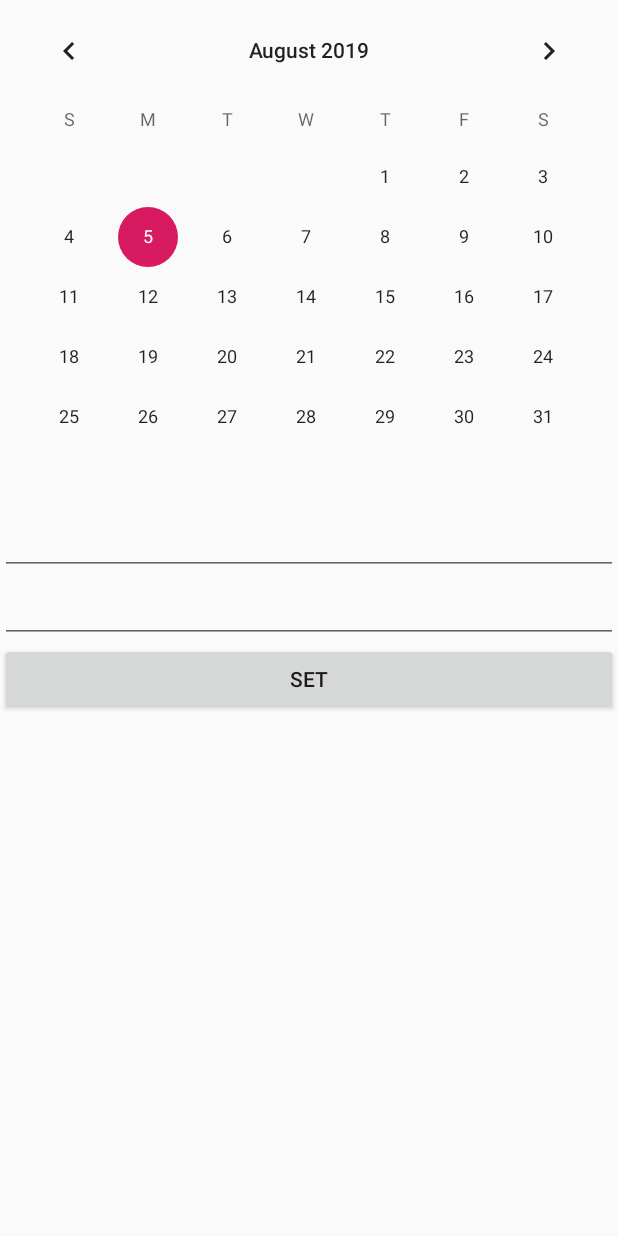
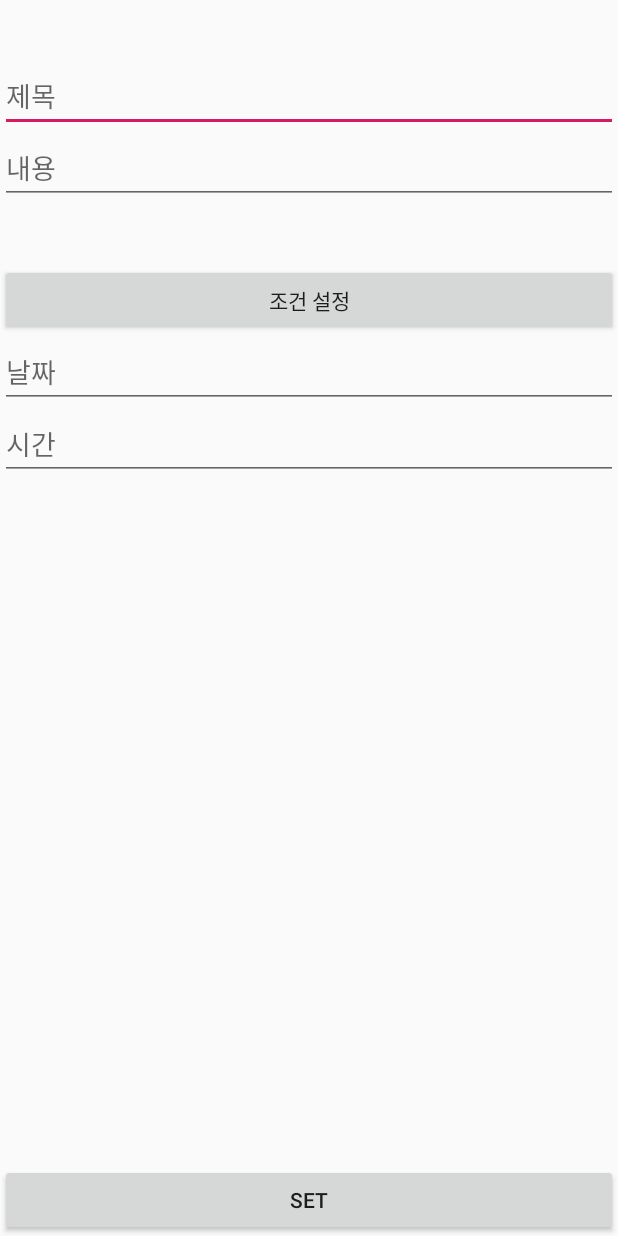
Before and after one commit to Eungu-Kwon/Notice-app, an Android app: the screen it shows after launch (AlarmSettingActivity), after a tap on "설정", on a phone screen of 412 x 824 dp. Run offline under Robolectric (Android 15) with nearby library versions, the phone set to English and light mode, and no system bars.

Commit message:
(8/5) Add SetAlarm page

```diff
--- a/app/src/main/java/com/eungu/notice/MainActivity.java
+++ b/app/src/main/java/com/eungu/notice/MainActivity.java
@@ -54,12 +54,13 @@ public class MainActivity extends AppCompatActivity {
                     stopService(main_service);
             }
         });
-        setList();
 
         list = new ArrayList<>();
-        AlarmListItem item = new AlarmListItem();
-        item.setTitle( "번째");
-        list.add(item);
+        for(int i = 1; i <= 20; i++){
+            AlarmListItem item = new AlarmListItem();
+            item.setTitle(i + "번째");
+            list.add(item);
+        }
         RecyclerView recyclerView = findViewById(R.id.alarmlist);
         recyclerView.setLayoutManager(new LinearLayoutManager(this));
 
@@ -74,11 +75,7 @@ public class MainActivity extends AppCompatActivity {
     }
 
     void setList(){
-        for(int i = 1; i <= 17; i++){
-            AlarmListItem item = new AlarmListItem();
-            item.setTitle(i + "번째");
-            list.add(item);
-        }
+
 
         listAdapter.notifyDataSetChanged();
     }
--- a/app/src/main/res/layout/setting_alarm.xml
+++ b/app/src/main/res/layout/setting_alarm.xml
@@ -1,35 +1,62 @@
 <?xml version="1.0" encoding="utf-8"?>
-<LinearLayout xmlns:android="http://schemas.android.com/apk/res/android"
+<RelativeLayout xmlns:android="http://schemas.android.com/apk/res/android"
     xmlns:app="http://schemas.android.com/apk/res-auto"
     xmlns:tools="http://schemas.android.com/tools"
-    android:orientation="vertical" android:layout_width="match_parent"
-    android:layout_height="match_parent">
+    android:layout_width="match_parent"
+    android:layout_height="match_parent"
+    android:orientation="vertical">
 
-    <CalendarView
-        android:id="@+id/calendarView"
+    <EditText
+        android:id="@+id/title_text"
         android:layout_width="match_parent"
-        android:layout_height="wrap_content" />
+        android:layout_height="wrap_content"
+        android:ems="10"
+        android:inputType="textPersonName"
+        android:layout_marginTop="40dp"
+        android:hint="제목" />
+
+    <EditText
+        android:id="@+id/content_text"
+        android:layout_width="match_parent"
+        android:layout_height="wrap_content"
+        android:ems="10"
+        android:inputType="textPersonName"
+        android:layout_below="@+id/title_text"
+        android:hint="내용" />
+
+    <Button
+        android:id="@+id/set_condition_btn"
+        android:layout_width="match_parent"
+        android:layout_height="wrap_content"
+        android:layout_below="@+id/content_text"
+        android:layout_marginTop="40dp"
+        android:text="조건 설정" />
 
     <EditText
         android:id="@+id/date_input"
         android:layout_width="match_parent"
         android:layout_height="wrap_content"
         android:ems="10"
+        android:focusable="false"
         android:inputType="none"
-        android:focusable="false"/>
+        android:hint="날짜"
+        android:layout_below="@+id/set_condition_btn"/>
 
     <EditText
         android:id="@+id/time_input"
         android:layout_width="match_parent"
         android:layout_height="wrap_content"
         android:ems="10"
+        android:focusable="false"
         android:inputType="none"
-        android:focusable="false"/>
+        android:hint="시간"
+        android:layout_below="@+id/date_input"/>
 
     <Button
         android:id="@+id/done_btn"
         android:layout_width="match_parent"
         android:layout_height="wrap_content"
-        android:text="Set" />
+        android:text="Set"
+        android:layout_alignParentBottom="true"/>
 
-</LinearLayout>
+</RelativeLayout>
```
Also changed, not shown: app/src/main/java/com/eungu/notice/AlarmSettingActivity.java (+50 -9 lines), app/src/main/res/layout/activity_main.xml (+15 -7 lines).
